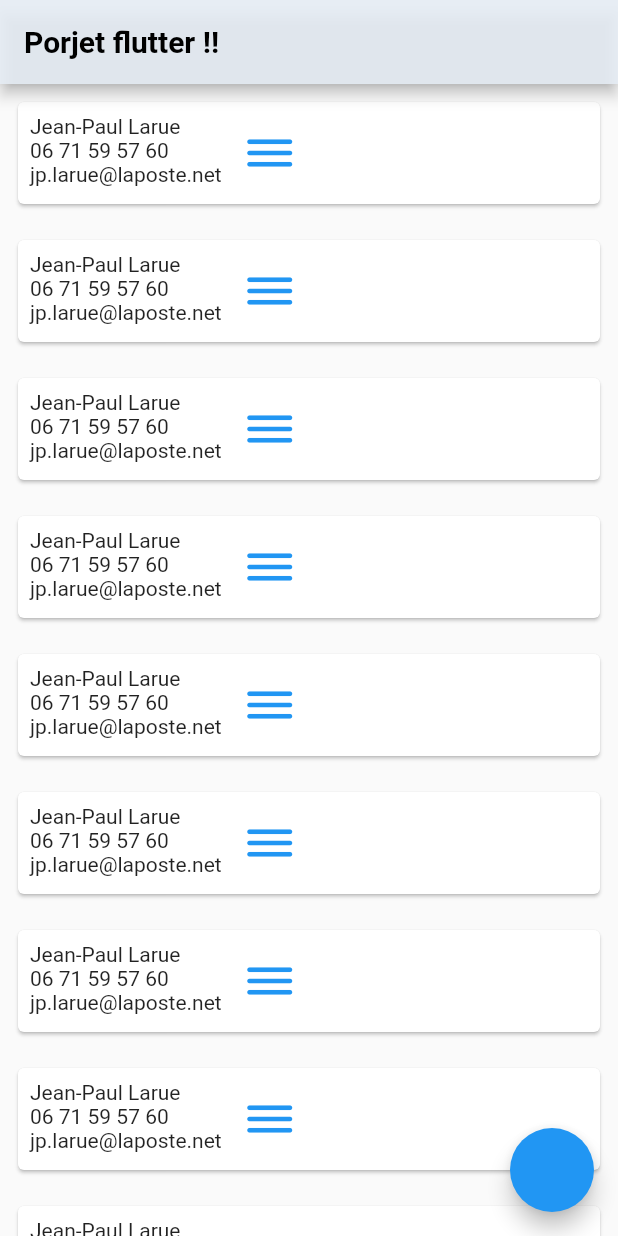
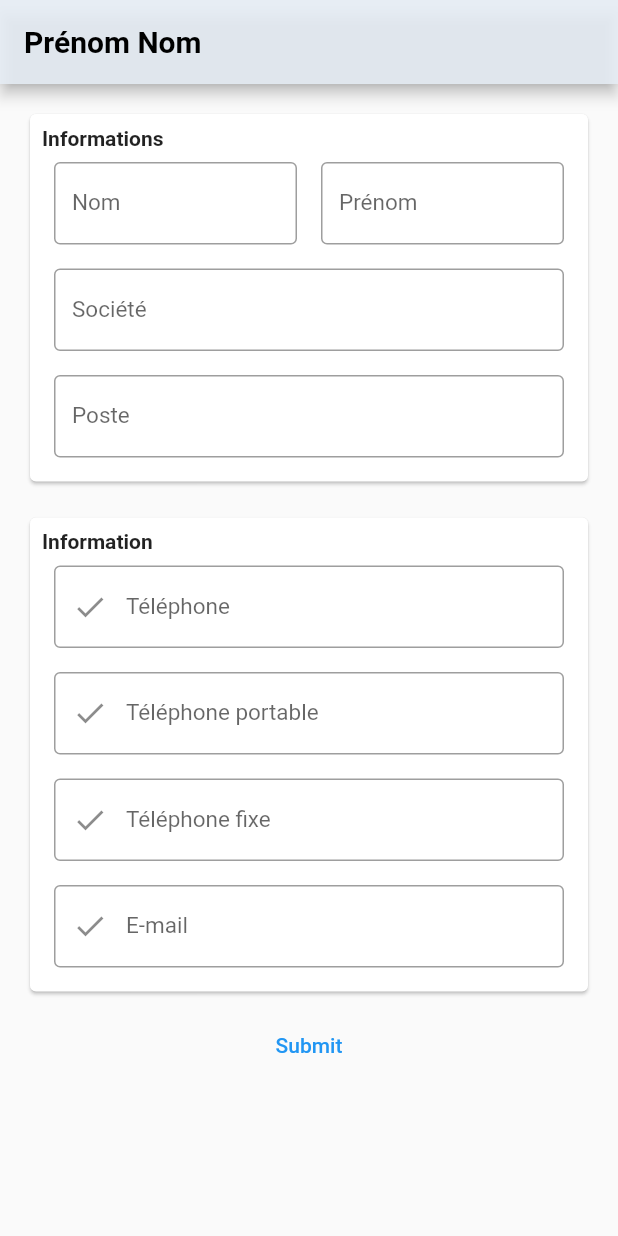
Before and after one commit to LoicMartinez/projet-anuaire-Futter, a Flutter app: the screen it shows after launch, on a phone screen of 412 x 824 dp. Run offline on Flutter 3.47's test engine with Material 2 defaults, Android fonts, the phone set to English and light mode, and no system bars; our stand-ins replace get.

Commit message:
add parameter to contactDetail

```diff
--- a/lib/main.dart
+++ b/lib/main.dart
@@ -16,7 +16,7 @@ class MyApp extends StatelessWidget {
   @override
   Widget build(BuildContext context) {
     return GetMaterialApp(
-      initialRoute: "/contact",
+      initialRoute: "/contact_detail",
       getPages: [
         GetPage(
             name: "/contact",
@@ -25,7 +25,7 @@ class MyApp extends StatelessWidget {
                 )),
         GetPage(
             name: "/contact_detail",
-            page: () => contactDetail(
+            page: () => ContactDetail(
                   contactList: [],
                 ))
       ],
--- a/lib/models/class_contact.dart
+++ b/lib/models/class_contact.dart
@@ -1,6 +1,17 @@
 class FeuilleContact {
-  String name, phoneNumber, mail;
+  String? name, phoneNumber, mail;
 
-  FeuilleContact(
-      {required this.name, required this.phoneNumber, required this.mail});
+  FeuilleContact({this.name, this.phoneNumber, this.mail});
+
+  setName(String name) {
+    this.name = name;
+  }
+
+  setPhoneNumber(String phoneNumber) {
+    this.phoneNumber = phoneNumber;
+  }
+
+  setmail(String mail) {
+    this.mail = mail;
+  }
 }
--- a/lib/view/contact_detail_page/contactDetail.dart
+++ b/lib/view/contact_detail_page/contactDetail.dart
@@ -1,16 +1,10 @@
 import 'package:flutter/material.dart';
 import 'package:projetflutter/models/class_contact.dart';
 
-void main() {
-  runApp(contactDetail(
-    contactList: [],
-  ));
-}
-
-class contactDetail extends StatelessWidget {
-  List<FeuilleContact>? contactList;
+class ContactDetail extends StatelessWidget {
+  List<FeuilleContact> contactList;
   int? index;
-  contactDetail({Key? key, this.contactList, this.index})
+  ContactDetail({Key? key, required this.contactList, this.index})
       : super(key: key);
 
   final _formKey = GlobalKey<FormState>();
@@ -35,10 +29,11 @@ class contactDetail extends StatelessWidget {
                 SizedBox(
                   width: double.infinity,
                   child: Padding(
-                    padding: EdgeInsets.all(8.0),
+                    padding: const EdgeInsets.all(8.0),
                     child: information(
-                      contact: "salut"
-                    ),
+                        contact: index != null
+                            ? contactList[index!]
+                            : FeuilleContact()),
                   ),
                 ),
                 const SizedBox(
@@ -51,6 +46,14 @@ class contactDetail extends StatelessWidget {
                 TextButton(
                   onPressed: () {
                     if (_formKey.currentState!.validate()) {
+                      if (index != null) {
+                        contactList[index!].setName("test");
+                      } else {
+                        FeuilleContact newContact =
+                            FeuilleContact(name: "name");
+                        contactList.add(newContact);
+                      }
+
                       ScaffoldMessenger.of(context).showSnackBar(
                         const SnackBar(content: Text('Processing Data')),
                       );
@@ -68,7 +71,7 @@ class contactDetail extends StatelessWidget {
 }
 
 class information extends StatelessWidget {
-  String? contact;
+  FeuilleContact? contact;
   information({Key? key, this.contact}) : super(key: key);
 
   @override
@@ -91,7 +94,7 @@ class information extends StatelessWidget {
                   child: Padding(
                     padding: const EdgeInsets.all(8.0),
                     child: TextFormField(
-                      initialValue: (contact) ?? '',
+                      initialValue: contact?.name ?? '',
                       decoration: const InputDecoration(
                         border: OutlineInputBorder(),
                         hintText: 'Nom',
--- a/lib/view/contact_page/widget/contact.dart
+++ b/lib/view/contact_page/widget/contact.dart
@@ -70,9 +70,10 @@ class contact extends StatelessWidget {
           children: List.generate(
             feuilleContactList.length,
             (index) => Block(
-                name: feuilleContactList[index].name,
-                phoneNumber: feuilleContactList[index].phoneNumber,
-                mail: feuilleContactList[index].mail),
+                name: feuilleContactList[index].name ?? "Non renseigné",
+                phoneNumber:
+                    feuilleContactList[index].phoneNumber ?? "Non renseigné",
+                mail: feuilleContactList[index].mail ?? "Non renseigné"),
           ),
         ),
       ),
```
Also changed, not shown: 1 other file.
